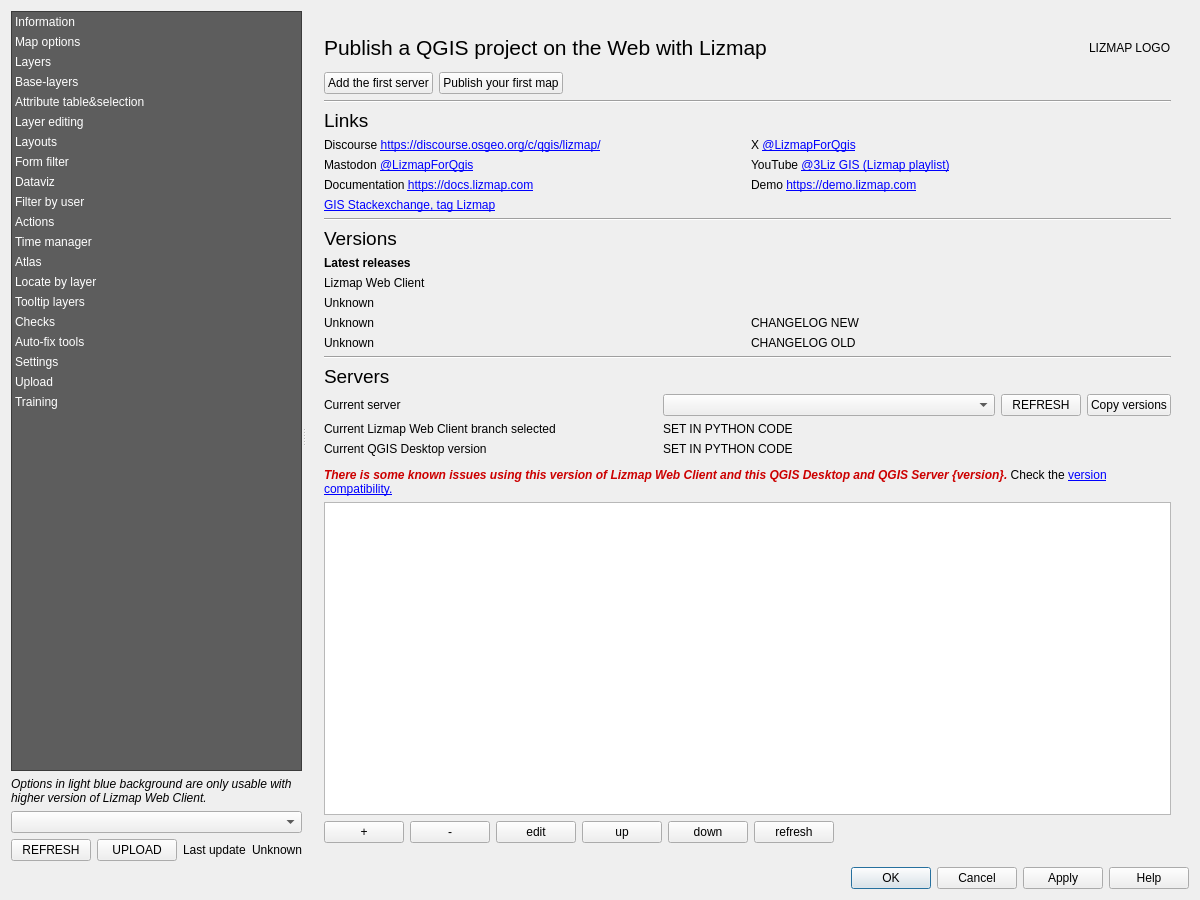
This is lizmap/resources/ui/ui_lizmap.ui in 3liz/lizmap-plugin as Qt 5 draws it before an edit. The edited form follows.
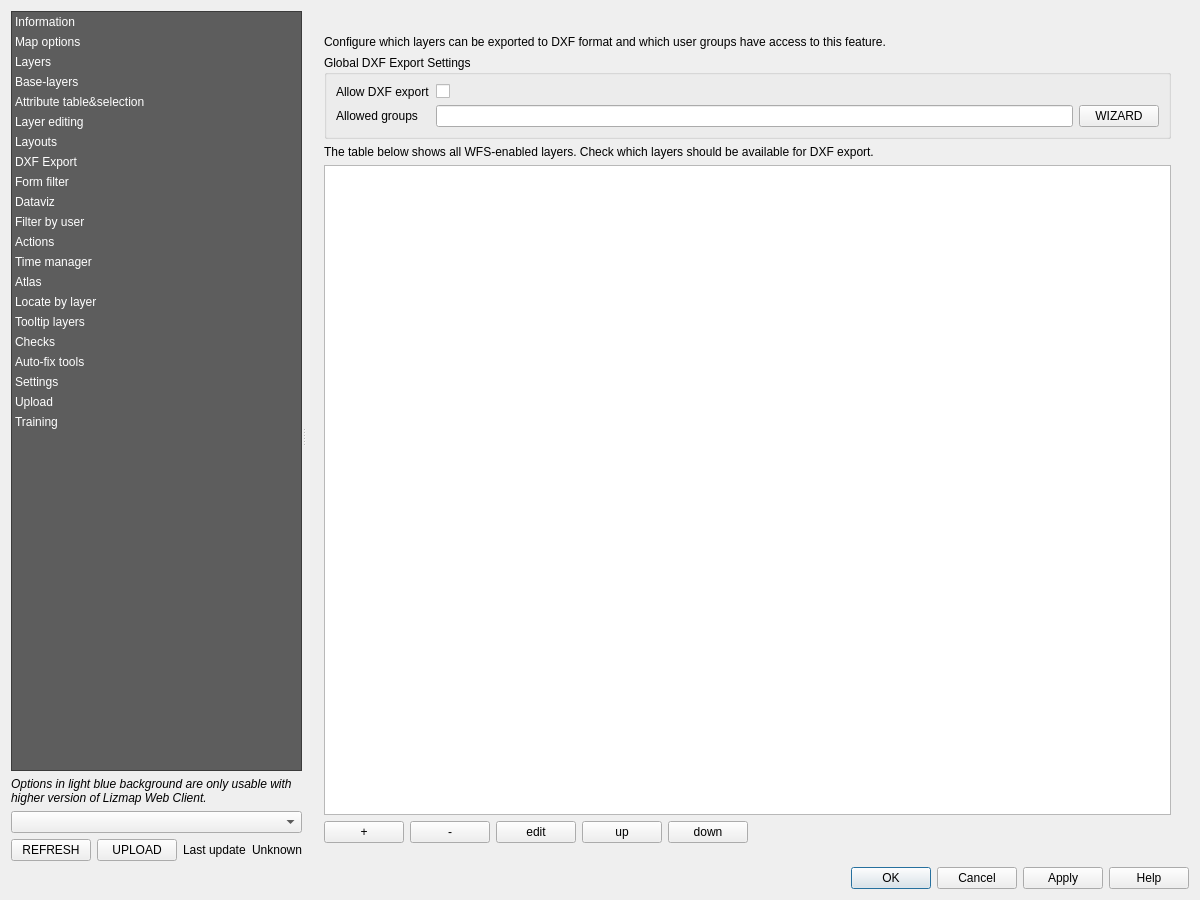
This is the edited form. The open tabs and pages were chosen to show the change. Custom widgets are drawn as their Qt base class.

Commit message:
Add DXF export access control configuration
Implement access control for DXF export in the QGIS plugin:
- Global enable/disable checkbox for DXF export
- Allowed groups field for restricting access by Lizmap group IDs
- Auto-populated table of WFS-enabled layers with individual toggles
- New DXF Export panel with dedicated icon in navigation
- Full CFG file save/load support with backward compatibility

Also fixes LwcVersions.oldest() missing return and version_checker call.

What changed in the file:
```diff
--- a/lizmap/resources/ui/ui_lizmap.ui
+++ b/lizmap/resources/ui/ui_lizmap.ui
@@ -133,6 +133,11 @@
            <string>Layouts</string>
           </property>
          </item>
+         <item>
+          <property name="text">
+           <string>DXF Export</string>
+          </property>
+         </item>
          <item>
           <property name="text">
            <string>Form filter</string>
@@ -2996,6 +3001,129 @@
            </item>
           </layout>
          </widget>
+         <widget class="QWidget" name="page_dxf_export">
+          <layout class="QVBoxLayout" name="verticalLayout_dxf_export">
+           <item>
+            <widget class="QLabel" name="label_dxf_export_panel">
+             <property name="text">
+              <string>Configure which layers can be exported to DXF format and which user groups have access to this feature.</string>
+             </property>
+             <property name="wordWrap">
+              <bool>true</bool>
+             </property>
+            </widget>
+           </item>
+           <item>
+            <widget class="QGroupBox" name="groupBox_dxf_global">
+             <property name="title">
+              <string>Global DXF Export Settings</string>
+             </property>
+             <layout class="QFormLayout" name="formLayout_dxf_global">
+              <item row="0" column="0">
+               <widget class="QLabel" name="label_dxf_export_enabled">
+                <property name="text">
+                 <string>Allow DXF export</string>
+                </property>
+               </widget>
+              </item>
+              <item row="0" column="1">
+               <widget class="QCheckBox" name="checkbox_dxf_export_enabled">
+                <property name="text">
+                 <string/>
+                </property>
+               </widget>
+              </item>
+              <item row="1" column="0">
+               <widget class="QLabel" name="label_dxf_allowed_groups">
+                <property name="text">
+                 <string>Allowed groups</string>
+                </property>
+               </widget>
+              </item>
+              <item row="1" column="1">
+               <layout class="QHBoxLayout" name="horizontalLayout_dxf_groups">
+                <item>
+                 <widget class="QLineEdit" name="text_dxf_allowed_groups"/>
+                </item>
+                <item>
+                 <widget class="QPushButton" name="button_dxf_wizard_group">
+                  <property name="text">
+                   <string notr="true">WIZARD</string>
+                  </property>
+                 </widget>
+                </item>
+               </layout>
+              </item>
+             </layout>
+            </widget>
+           </item>
+           <item>
+            <widget class="QLabel" name="label_dxf_layers_info">
+             <property name="text">
+              <string>The table below shows all WFS-enabled layers. Check which layers should be available for DXF export.</string>
+             </property>
+             <property name="wordWrap">
+              <bool>true</bool>
+             </property>
+            </widget>
+           </item>
+           <item>
+            <widget class="QTableWidget" name="table_dxf_export"/>
+           </item>
+           <item>
+            <layout class="QHBoxLayout" name="horizontalLayout_dxf_buttons">
+             <item>
+              <widget class="QPushButton" name="add_dxf_export_layer">
+               <property name="text">
+                <string notr="true">+</string>
+               </property>
+              </widget>
+             </item>
+             <item>
+              <widget class="QPushButton" name="remove_dxf_export_layer">
+               <property name="text">
+                <string notr="true">-</string>
+               </property>
+              </widget>
+             </item>
+             <item>
+              <widget class="QPushButton" name="edit_dxf_export_layer">
+               <property name="text">
+                <string notr="true">edit</string>
+               </property>
+              </widget>
+             </item>
+             <item>
+              <widget class="QPushButton" name="up_dxf_export_layer">
+               <property name="text">
+                <string notr="true">up</string>
+               </property>
+              </widget>
+             </item>
+             <item>
+              <widget class="QPushButton" name="down_dxf_export_layer">
+               <property name="text">
+                <string notr="true">down</string>
+               </property>
+              </widget>
+             </item>
+             <item>
+              <spacer name="horizontalSpacer_dxf">
+               <property name="orientation">
+                <enum>Qt::Horizontal</enum>
+               </property>
+               <property name="sizeHint" stdset="0">
+                <size>
+                 <width>40</width>
+                 <height>20</height>
+                </size>
+               </property>
+              </spacer>
+             </item>
+            </layout>
+           </item>
+          </layout>
+         </widget>
          <widget class="QWidget" name="page_data_filter">
           <layout class="QVBoxLayout" name="verticalLayout_45">
            <item>
```
The commit also changes 15 other files.
